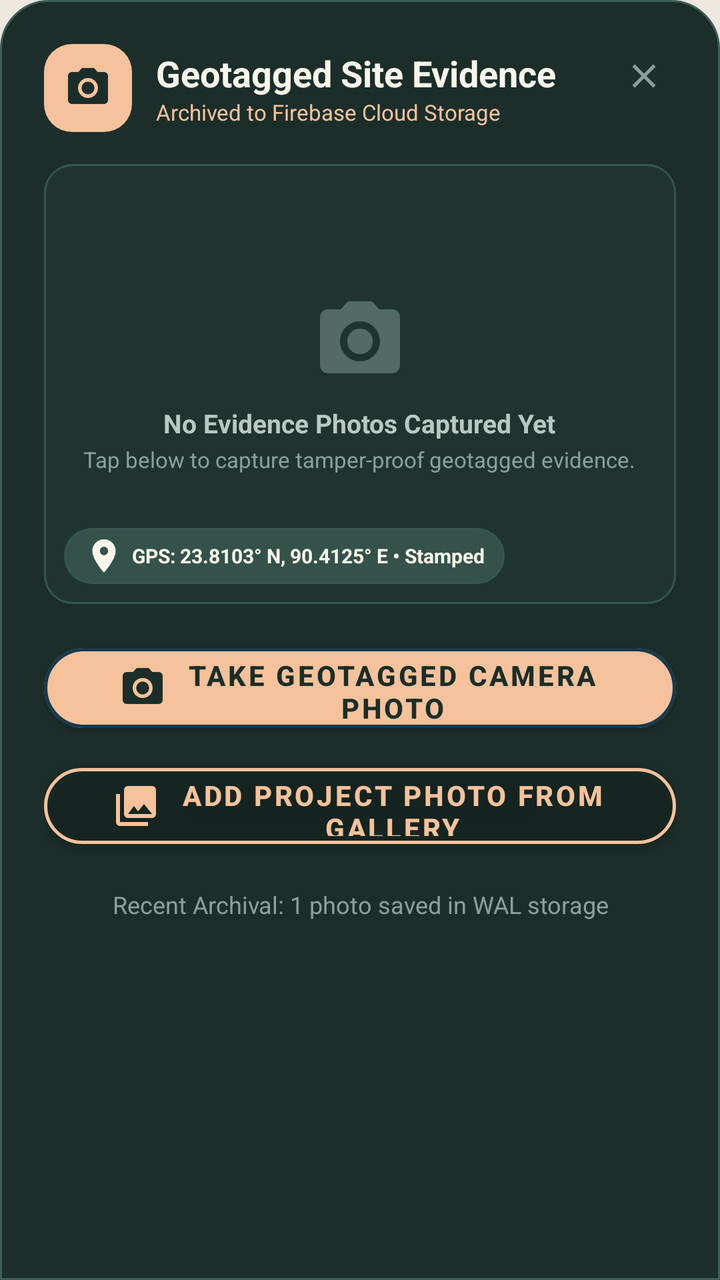
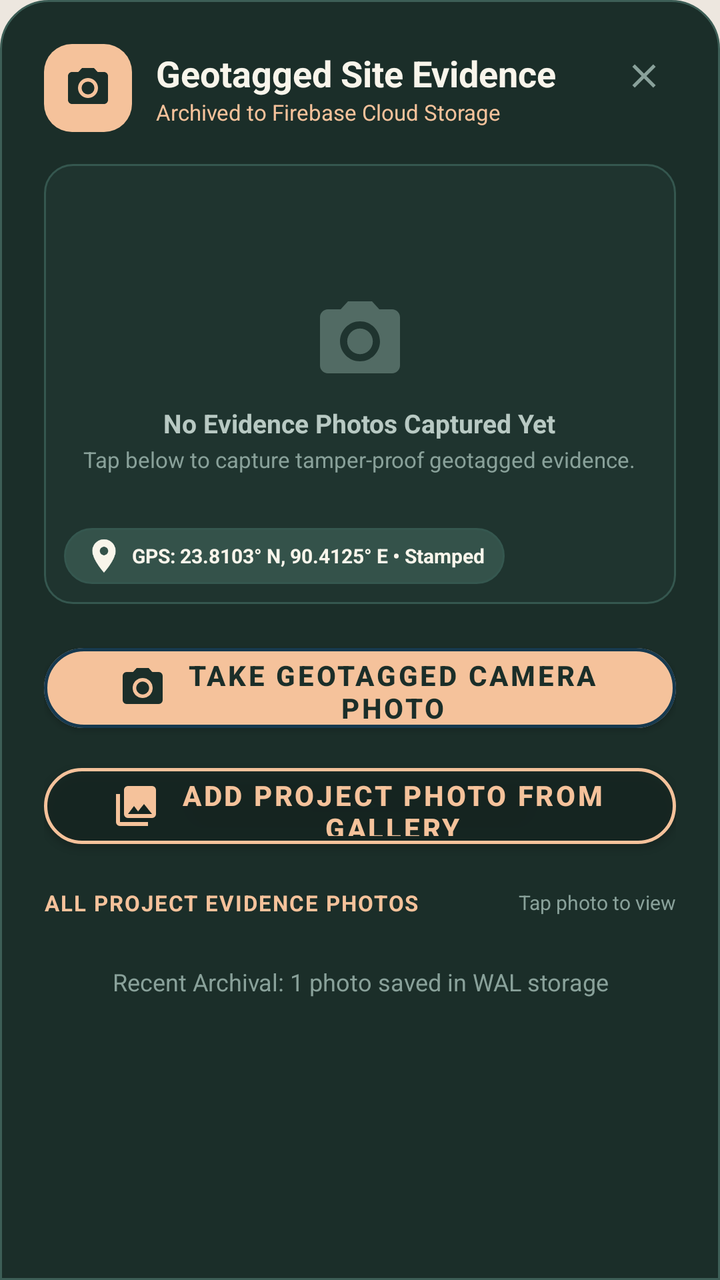

Before-and-after screenshots of an Android layout around one commit, followed by the original layout XML and the change that was made.
<!-- AndroidManifest.xml: application theme Theme.SiteSync -->
<!-- res/layout/dialog_site_evidence_gallery.xml -->
<?xml version="1.0" encoding="utf-8"?>
<androidx.core.widget.NestedScrollView xmlns:android="http://schemas.android.com/apk/res/android"
    xmlns:app="http://schemas.android.com/apk/res-auto"
    android:layout_width="match_parent"
    android:layout_height="wrap_content"
    android:background="@drawable/bg_bottom_sheet_forest"
    android:padding="22dp">

    <LinearLayout
        android:layout_width="match_parent"
        android:layout_height="wrap_content"
        android:orientation="vertical">

        
        <RelativeLayout
            android:layout_width="match_parent"
            android:layout_height="wrap_content"
            android:layout_marginBottom="16dp">

            <LinearLayout
                android:layout_width="wrap_content"
                android:layout_height="wrap_content"
                android:orientation="horizontal"
                android:gravity="center_vertical"
                android:layout_alignParentStart="true">

                <ImageView
                    android:layout_width="44dp"
                    android:layout_height="44dp"
                    android:background="@drawable/bg_squircle_brand"
                    android:src="@drawable/ic_camera"
                    app:tint="@color/forest_dark"
                    android:padding="10dp"
                    android:contentDescription="Evidence Storage" />

                <LinearLayout
                    android:layout_width="wrap_content"
                    android:layout_height="wrap_content"
                    android:orientation="vertical"
                    android:layout_marginStart="12dp">

                    <TextView
                        android:layout_width="wrap_content"
                        android:layout_height="wrap_content"
                        android:text="Geotagged Site Evidence"
                        android:textColor="@color/text_on_dark_primary"
                        android:textSize="18sp"
                        android:textStyle="bold" />

                    <TextView
                        android:id="@+id/tvEvidenceCloudStatus"
                        android:layout_width="wrap_content"
                        android:layout_height="wrap_content"
                        android:text="Archived to Firebase Cloud Storage"
                        android:textColor="@color/peach_accent"
                        android:textSize="11sp" />
                </LinearLayout>
            </LinearLayout>

            <ImageView
                android:id="@+id/btnCloseEvidenceModal"
                android:layout_width="32dp"
                android:layout_height="32dp"
                android:layout_alignParentEnd="true"
                android:background="?attr/selectableItemBackgroundBorderless"
                android:contentDescription="Close"
                android:padding="6dp"
                android:src="@drawable/ic_close"
                app:tint="@color/text_on_dark_muted" />
        </RelativeLayout>

        
        <FrameLayout
            android:layout_width="match_parent"
            android:layout_height="220dp"
            android:background="@drawable/bg_card_inset_forest"
            android:layout_marginBottom="16dp">

            <ImageView
                android:id="@+id/ivEvidenceMainPreview"
                android:layout_width="match_parent"
                android:layout_height="match_parent"
                android:scaleType="centerCrop"
                android:contentDescription="Latest evidence preview" />

            <LinearLayout
                android:id="@+id/layoutEvidencePlaceholder"
                android:layout_width="match_parent"
                android:layout_height="match_parent"
                android:orientation="vertical"
                android:gravity="center">

                <ImageView
                    android:layout_width="48dp"
                    android:layout_height="48dp"
                    android:src="@drawable/ic_camera"
                    app:tint="@color/forest_muted"
                    android:contentDescription="Placeholder camera" />

                <TextView
                    android:layout_width="wrap_content"
                    android:layout_height="wrap_content"
                    android:text="No Evidence Photos Captured Yet"
                    android:textColor="@color/text_on_dark_secondary"
                    android:textSize="13sp"
                    android:textStyle="bold"
                    android:layout_marginTop="8dp" />

                <TextView
                    android:layout_width="wrap_content"
                    android:layout_height="wrap_content"
                    android:text="Tap below to capture tamper-proof geotagged evidence."
                    android:textColor="@color/text_on_dark_muted"
                    android:textSize="11sp"
                    android:layout_marginTop="2dp" />
            </LinearLayout>

            
            <TextView
                android:id="@+id/tvEvidenceGpsBadge"
                android:layout_width="wrap_content"
                android:layout_height="wrap_content"
                android:layout_gravity="bottom|start"
                android:layout_margin="10dp"
                android:background="@drawable/bg_pill_forest"
                android:paddingHorizontal="10dp"
                android:paddingVertical="4dp"
                android:text="GPS: 23.8103° N, 90.4125° E • Stamped"
                android:drawableStart="@drawable/ic_location"
                android:drawablePadding="4dp"
                android:drawableTint="@color/text_on_dark_primary"
                android:gravity="center_vertical"
                android:textColor="@color/text_on_dark_primary"
                android:textSize="10sp"
                android:textStyle="bold" />
        </FrameLayout>

        
        <LinearLayout
            android:layout_width="match_parent"
            android:layout_height="wrap_content"
            android:orientation="vertical"
            android:layout_marginBottom="16dp">

            <com.google.android.material.button.MaterialButton
                android:id="@+id/btnCaptureEvidenceModal"
                android:layout_width="match_parent"
                android:layout_height="52dp"
                android:text="Take Geotagged Camera Photo"
                android:textColor="@color/forest_dark"
                android:textSize="14sp"
                android:textStyle="bold"
                app:icon="@drawable/ic_camera"
                app:iconTint="@color/forest_dark"
                app:iconGravity="textStart"
                app:backgroundTint="@color/peach_accent"
                app:cornerRadius="26dp"
                android:layout_marginBottom="8dp" />

            <com.google.android.material.button.MaterialButton
                android:id="@+id/btnAddProjectPhotoModal"
                android:layout_width="match_parent"
                android:layout_height="50dp"
                android:text="Add Project Photo from Gallery"
                android:textColor="@color/peach_accent"
                android:textSize="14sp"
                android:textStyle="bold"
                app:icon="@drawable/ic_photo_library"
                app:iconTint="@color/peach_accent"
                app:iconGravity="textStart"
                app:backgroundTint="@android:color/transparent"
                app:strokeColor="@color/peach_accent"
                app:strokeWidth="1.5dp"
                app:cornerRadius="25dp" />
        </LinearLayout>

        
        <TextView
            android:id="@+id/tvEvidenceCounter"
            android:layout_width="match_parent"
            android:layout_height="wrap_content"
            android:text="Recent Archival: 1 photo saved in WAL storage"
            android:textColor="@color/text_on_dark_muted"
            android:textSize="12sp"
            android:gravity="center" />

    </LinearLayout>
</androidx.core.widget.NestedScrollView>
<!-- resources referenced by this layout -->
<resources>
  <color name="forest_dark">#1B2E29</color>
  <color name="forest_muted">#526B64</color>
  <color name="peach_accent">#F5C29B</color>
  <color name="text_on_dark_muted">#89A19A</color>
  <color name="text_on_dark_primary">#F9F5EB</color>
  <color name="text_on_dark_secondary">#B8C9C3</color>
  <!-- drawable bg_bottom_sheet_forest (drawable) -->
  <?xml version="1.0" encoding="utf-8"?>
  <shape xmlns:android="http://schemas.android.com/apk/res/android"
      android:shape="rectangle">
      <solid android:color="@color/forest_surface_deep" />
      <corners
          android:topLeftRadius="24dp"
          android:topRightRadius="24dp"
          android:bottomLeftRadius="0dp"
          android:bottomRightRadius="0dp" />
      <stroke
          android:width="1dp"
          android:color="@color/forest_stroke" />
  </shape>
  <!-- drawable bg_card_inset_forest (drawable) -->
  <?xml version="1.0" encoding="utf-8"?>
  <shape xmlns:android="http://schemas.android.com/apk/res/android"
      android:shape="rectangle">
      <corners android:radius="14dp" />
      <solid android:color="@color/forest_card_inset" />
      <stroke
          android:width="1dp"
          android:color="@color/forest_stroke_subtle" />
  </shape>
  <!-- drawable bg_pill_forest (drawable) -->
  <?xml version="1.0" encoding="utf-8"?>
  <shape xmlns:android="http://schemas.android.com/apk/res/android"
      android:shape="rectangle">
      <solid android:color="@color/forest_pill_bg" />
      <corners android:radius="16dp" />
      <stroke
          android:width="1dp"
          android:color="@color/forest_stroke_subtle" />
  </shape>
  <!-- drawable bg_squircle_brand (drawable) -->
  <?xml version="1.0" encoding="utf-8"?>
  <shape xmlns:android="http://schemas.android.com/apk/res/android"
      android:shape="rectangle">
      <solid android:color="@color/peach_accent" />
      <corners android:radius="14dp" />
  </shape>
  <!-- drawable ic_close (drawable) -->
  <vector xmlns:android="http://schemas.android.com/apk/res/android"
      android:width="24dp"
      android:height="24dp"
      android:viewportWidth="24"
      android:viewportHeight="24">
    <path
        android:fillColor="@color/oxide_blue_primary"
        android:pathData="M19,6.41L17.59,5 12,10.59 6.41,5 5,6.41 10.59,12 5,17.59 6.41,19 12,13.41 17.59,19 19,17.59 13.41,12z"/>
  </vector>
  <!-- drawable ic_location (drawable) -->
  <vector xmlns:android="http://schemas.android.com/apk/res/android"
      android:width="20dp"
      android:height="20dp"
      android:viewportWidth="24"
      android:viewportHeight="24">
      <path
          android:fillColor="#64748B"
          android:pathData="M12,2C8.13,2 5,5.13 5,9c0,5.25 7,13 7,13s7,-7.75 7,-13c0,-3.87 -3.13,-7 -7,-7zm0,9.5c-1.38,0 -2.5,-1.12 -2.5,-2.5s1.12,-2.5 2.5,-2.5 2.5,1.12 2.5,2.5 -1.12,2.5 -2.5,2.5z" />
  </vector>
  <!-- drawable ic_photo_library (drawable) -->
  <vector xmlns:android="http://schemas.android.com/apk/res/android"
      android:width="24dp"
      android:height="24dp"
      android:viewportWidth="24"
      android:viewportHeight="24">
      <path
          android:fillColor="@color/peach_accent"
          android:pathData="M22,16V4c0,-1.1 -0.9,-2 -2,-2H8c-1.1,0 -2,0.9 -2,2v12c0,1.1 0.9,2 2,2h12c1.1,0 2,-0.9 2,-2zm-11,-4l2.03,2.71L16,11l4,5H8l3,-4zM2,6v14c0,1.1 0.9,2 2,2h14v-2H4V6H2z" />
  </vector>
  <color name="forest_surface_deep">#FF1B2E29</color>
  <color name="forest_stroke">#FF3D5E56</color>
  <color name="forest_card_inset">#1F342F</color>
  <color name="forest_stroke_subtle">#FF35574F</color>
  <color name="forest_pill_bg">#FF34524A</color>
  <color name="oxide_blue_primary">#16394F</color>
  <color name="warm_ash_base">#EDE7DF</color>
  <color name="warm_ash_surface">#E5DFD6</color>
  <color name="oxide_blue_dark">#0E2636</color>
  <color name="text_on_oxide_white">#FFFFFF</color>
  <color name="oxide_blue_light">#24526E</color>
  <color name="stroke_oxide_blue">#16394F</color>
  <color name="text_oxide_primary">#16394F</color>
  <color name="text_oxide_secondary">#4D6E82</color>
  <color name="text_oxide_muted">#7E98A8</color>
  <!-- unchanged entries left out for length: 2 -->
</resources>

<!-- the commit's change to res/layout/dialog_site_evidence_gallery.xml (unified diff, before → after) -->
@@ -175,6 +175,42 @@
         </LinearLayout>
 
         
+        <LinearLayout
+            android:layout_width="match_parent"
+            android:layout_height="wrap_content"
+            android:orientation="horizontal"
+            android:gravity="center_vertical"
+            android:layout_marginBottom="8dp">
+
+            <TextView
+                android:layout_width="0dp"
+                android:layout_height="wrap_content"
+                android:layout_weight="1"
+                android:text="ALL PROJECT EVIDENCE PHOTOS"
+                android:textColor="@color/peach_accent"
+                android:textSize="11sp"
+                android:textStyle="bold"
+                android:letterSpacing="0.06" />
+
+            <TextView
+                android:id="@+id/tvDumpHint"
+                android:layout_width="wrap_content"
+                android:layout_height="wrap_content"
+                android:text="Tap photo to view"
+                android:textColor="@color/text_on_dark_muted"
+                android:textSize="10sp" />
+        </LinearLayout>
+
+        
+        <androidx.recyclerview.widget.RecyclerView
+            android:id="@+id/rvEvidencePhotosDump"
+            android:layout_width="match_parent"
+            android:layout_height="wrap_content"
+            android:orientation="horizontal"
+            android:clipToPadding="false"
+            android:layout_marginBottom="16dp" />
+
+        
         <TextView
             android:id="@+id/tvEvidenceCounter"
             android:layout_width="match_parent"
